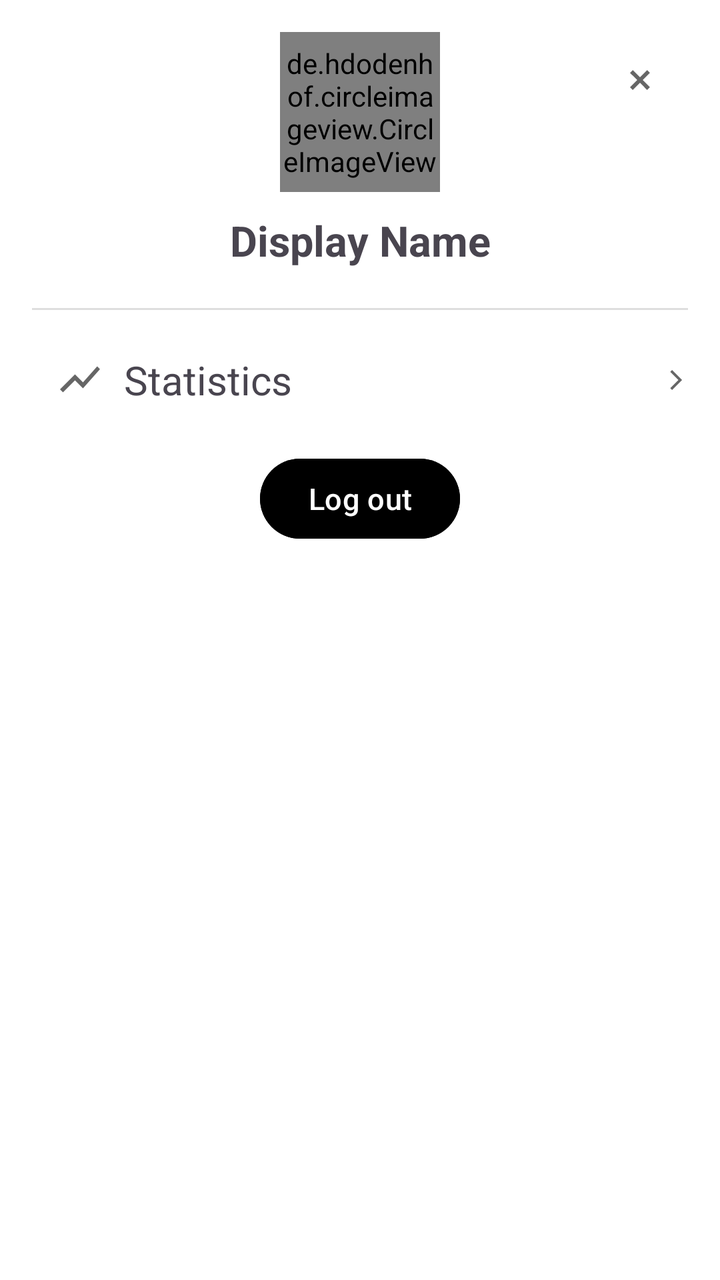
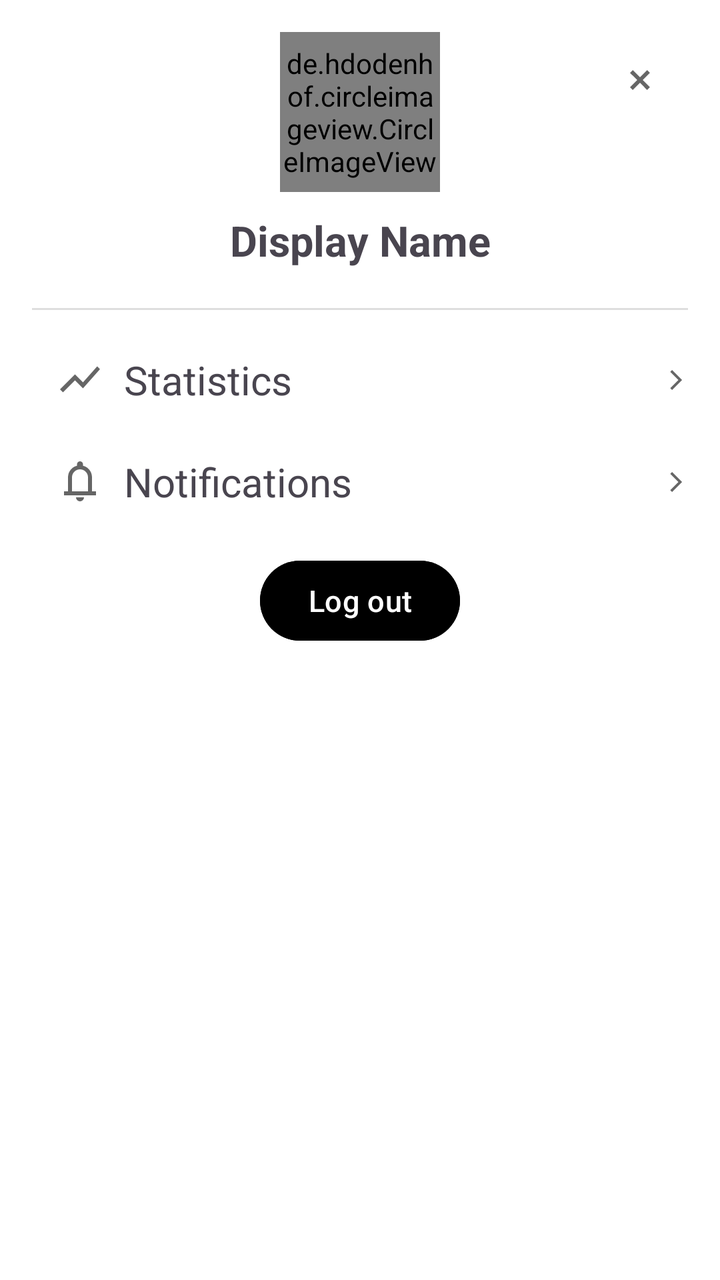

Before-and-after screenshots of an Android layout around one commit, followed by the original layout XML and the change that was made.
<!-- AndroidManifest.xml: application theme Theme.TheApp -->
<!-- res/layout/fragment_profile.xml -->
<?xml version="1.0" encoding="utf-8"?>
<androidx.constraintlayout.widget.ConstraintLayout
    xmlns:android="http://schemas.android.com/apk/res/android"
    xmlns:app="http://schemas.android.com/apk/res-auto"
    xmlns:tools="http://schemas.android.com/tools"
    android:layout_width="match_parent"
    android:layout_height="wrap_content"
    android:background="@color/nav_view"
    android:orientation="vertical"
    android:padding="16dp"
    tools:context=".ProfileFragment">

    <ImageButton
        android:id="@+id/close_profile_button"
        android:layout_width="wrap_content"
        android:layout_height="wrap_content"
        android:contentDescription="@string/close_profile"
        android:background="@android:color/transparent"
        android:padding="12dp"
        android:src="@drawable/ic_close"
        app:layout_constraintTop_toTopOf="parent"
        app:layout_constraintEnd_toEndOf="parent" />

    <de.hdodenhof.circleimageview.CircleImageView
        android:id="@+id/profilePic"
        app:civ_border_width="2dp"
        android:src="@drawable/mountain"
        app:civ_border_color="@color/profile_border"
        android:layout_width="80dp"
        android:layout_height="80dp"
        app:layout_constraintTop_toTopOf="parent"
        app:layout_constraintStart_toStartOf="parent"
        app:layout_constraintEnd_toEndOf="parent" />

    <TextView
        android:id="@+id/displayNameText"
        android:layout_width="wrap_content"
        android:layout_height="wrap_content"
        android:layout_gravity="center"
        android:text="@string/display_name"
        android:textStyle="bold"
        android:textSize="@dimen/font_medium"
        android:paddingTop="10dp"
        android:paddingBottom="10dp"
        app:layout_constraintTop_toBottomOf="@id/profilePic"
        app:layout_constraintStart_toStartOf="parent"
        app:layout_constraintEnd_toEndOf="parent" />

    <View
        android:layout_width="match_parent"
        android:layout_height="1dp"
        android:background="@color/divider_color"
        app:layout_constraintTop_toBottomOf="@+id/displayNameText"
        app:layout_constraintBottom_toTopOf="@id/statistics"/>

    <TextView
        android:id="@+id/statistics"
        android:layout_width="match_parent"
        android:layout_height="wrap_content"
        android:text="@string/statistics"
        android:drawablePadding="10dp"
        android:clickable="true"
        android:focusable="true"
        android:textSize="20sp"
        android:padding="12dp"
        android:background="?attr/selectableItemBackground"
        android:layout_marginTop="20dp"
        app:drawableStartCompat="@drawable/ic_recent_progress"
        app:layout_constraintTop_toBottomOf="@id/displayNameText"
        app:layout_constraintStart_toStartOf="parent"
        app:layout_constraintEnd_toEndOf="parent" />

    <ImageView
        android:layout_width="wrap_content"
        android:layout_height="wrap_content"
        android:src="@drawable/ic_button_arrow"
        app:layout_constraintEnd_toEndOf="@id/statistics"
        app:layout_constraintTop_toTopOf="@id/statistics"
        app:layout_constraintBottom_toBottomOf="@id/statistics"/>

    <com.google.android.material.button.MaterialButton
        android:id="@+id/log_out"
        android:layout_width="wrap_content"
        android:layout_height="wrap_content"
        android:text="@string/log_out"
        android:textSize="15sp"
        android:backgroundTint="@color/primary"
        android:textColor="@color/on_primary"
        android:layout_marginTop="10dp"
        app:layout_constraintTop_toBottomOf="@id/statistics"
        app:layout_constraintStart_toStartOf="parent"
        app:layout_constraintEnd_toEndOf="parent" />

</androidx.constraintlayout.widget.ConstraintLayout>
<!-- resources referenced by this layout -->
<resources>
  <color name="divider_color">#DEDEDE</color>
  <color name="nav_view">#FFFFFF</color>
  <color name="on_primary">#FFFFFF</color>
  <color name="primary">#000000</color>
  <color name="profile_border">#FF000000</color>
  <dimen name="font_medium">21sp</dimen>
  <!-- drawable ic_button_arrow (drawable-anydpi) -->
  <vector xmlns:android="http://schemas.android.com/apk/res/android"
      android:width="12dp"
      android:height="12dp"
      android:viewportWidth="960"
      android:viewportHeight="960"
      android:tint="@color/primary"
      android:alpha="0.6"
      android:autoMirrored="true">
    <path
        android:fillColor="@android:color/white"
        android:pathData="M321,880L250,809L579,480L250,151L321,80L721,480L321,880Z"/>
  </vector>
  <!-- drawable ic_close (drawable-anydpi) -->
  <vector xmlns:android="http://schemas.android.com/apk/res/android"
      android:width="24dp"
      android:height="24dp"
      android:viewportWidth="960"
      android:viewportHeight="960"
      android:tint="@color/primary"
      android:alpha="0.6">
    <path
        android:fillColor="@android:color/white"
        android:pathData="M336,680L280,624L424,480L280,337L336,281L480,425L623,281L679,337L535,480L679,624L623,680L480,536L336,680Z"/>
  </vector>
  <!-- drawable ic_recent_progress (drawable-anydpi) -->
  <vector xmlns:android="http://schemas.android.com/apk/res/android"
      android:width="24dp"
      android:height="24dp"
      android:viewportWidth="960"
      android:viewportHeight="960"
      android:tint="@color/primary"
      android:alpha="0.6"
      android:autoMirrored="true">
    <path
        android:fillColor="@android:color/white"
        android:pathData="M140,740L80,680L380,380L540,540L824,220L880,276L540,660L380,500L140,740Z"/>
  </vector>
  <!-- drawable mountain: jpg bitmap (drawable, 4014 bytes) -->
  <string name="close_profile">Close Profile</string>
  <string name="display_name">Display Name</string>
  <string name="log_out">Log out</string>
  <string name="statistics">Statistics</string>
  <style name="Theme.TheApp" parent="Base.Theme.TheApp" />
  <style name="Base.Theme.TheApp" parent="Theme.Material3.DayNight.NoActionBar">
          
          
          <item name="colorSurface">@color/nav_view</item>
          <item name="colorOnBackground">@color/nav_view</item>
          <item name="android:colorBackground">@color/nav_view</item>
          <item name="colorPrimary">@color/primary</item>
          <item name="colorOnPrimary">@color/on_primary</item>
      </style>
</resources>

<!-- the commit's change to res/layout/fragment_profile.xml (unified diff, before → after) -->
@@ -78,6 +78,30 @@
         app:layout_constraintTop_toTopOf="@id/statistics"
         app:layout_constraintBottom_toBottomOf="@id/statistics"/>
 
+    <TextView
+        android:id="@+id/notifications"
+        android:layout_width="match_parent"
+        android:layout_height="wrap_content"
+        android:text="@string/notifications"
+        android:drawablePadding="10dp"
+        android:clickable="true"
+        android:focusable="true"
+        android:textSize="20sp"
+        android:padding="12dp"
+        android:background="?attr/selectableItemBackground"
+        app:drawableStartCompat="@drawable/ic_notification"
+        app:layout_constraintTop_toBottomOf="@id/statistics"
+        app:layout_constraintStart_toStartOf="parent"
+        app:layout_constraintEnd_toEndOf="parent" />
+
+    <ImageView
+        android:layout_width="wrap_content"
+        android:layout_height="wrap_content"
+        android:src="@drawable/ic_button_arrow"
+        app:layout_constraintEnd_toEndOf="@id/notifications"
+        app:layout_constraintTop_toTopOf="@id/notifications"
+        app:layout_constraintBottom_toBottomOf="@id/notifications"/>
+
     <com.google.android.material.button.MaterialButton
         android:id="@+id/log_out"
         android:layout_width="wrap_content"
@@ -87,7 +111,7 @@
         android:backgroundTint="@color/primary"
         android:textColor="@color/on_primary"
         android:layout_marginTop="10dp"
-        app:layout_constraintTop_toBottomOf="@id/statistics"
+        app:layout_constraintTop_toBottomOf="@id/notifications"
         app:layout_constraintStart_toStartOf="parent"
         app:layout_constraintEnd_toEndOf="parent" />
 
<!-- resource entries referenced after the edit -->
@@ -31,6 +31,18 @@
         android:fillColor="@android:color/white"
         android:pathData="M336,680L280,624L424,480L280,337L336,281L480,425L623,281L679,337L535,480L679,624L623,680L480,536L336,680Z"/>
   </vector>
+  <!-- drawable ic_notification (drawable-anydpi) -->
+  <vector xmlns:android="http://schemas.android.com/apk/res/android"
+      android:width="24dp"
+      android:height="24dp"
+      android:viewportWidth="960"
+      android:viewportHeight="960"
+      android:tint="@color/primary"
+      android:alpha="0.6">
+    <path
+        android:fillColor="@android:color/white"
+        android:pathData="M160,760L160,680L240,680L240,400Q240,317 290,252.5Q340,188 420,168L420,140Q420,115 437.5,97.5Q455,80 480,80Q505,80 522.5,97.5Q540,115 540,140L540,168Q620,188 670,252.5Q720,317 720,400L720,680L800,680L800,760L160,760ZM480,460L480,460L480,460L480,460Q480,460 480,460Q480,460 480,460Q480,460 480,460Q480,460 480,460ZM480,880Q447,880 423.5,856.5Q400,833 400,800L560,800Q560,833 536.5,856.5Q513,880 480,880ZM320,680L640,680L640,400Q640,334 593,287Q546,240 480,240Q414,240 367,287Q320,334 320,400L320,680Z"/>
+  </vector>
   <!-- drawable ic_recent_progress (drawable-anydpi) -->
   <vector xmlns:android="http://schemas.android.com/apk/res/android"
       android:width="24dp"
@@ -48,6 +60,7 @@
   <string name="close_profile">Close Profile</string>
   <string name="display_name">Display Name</string>
   <string name="log_out">Log out</string>
+  <string name="notifications">Notifications</string>
   <string name="statistics">Statistics</string>
   <style name="Theme.TheApp" parent="Base.Theme.TheApp" />
   <style name="Base.Theme.TheApp" parent="Theme.Material3.DayNight.NoActionBar">
